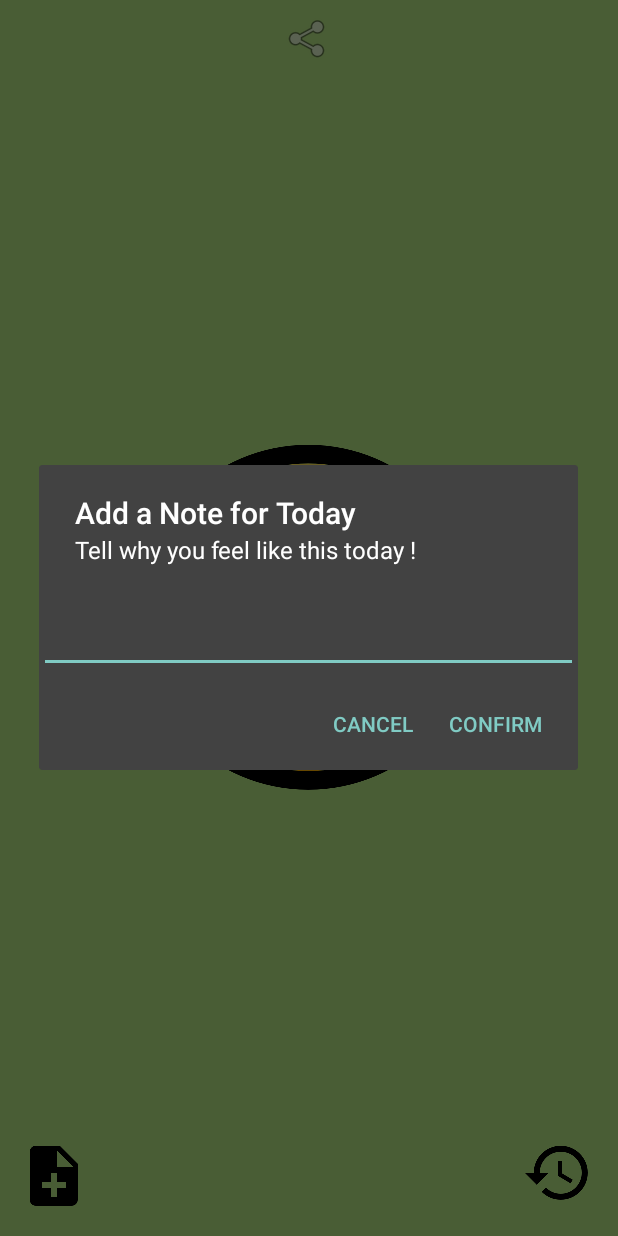
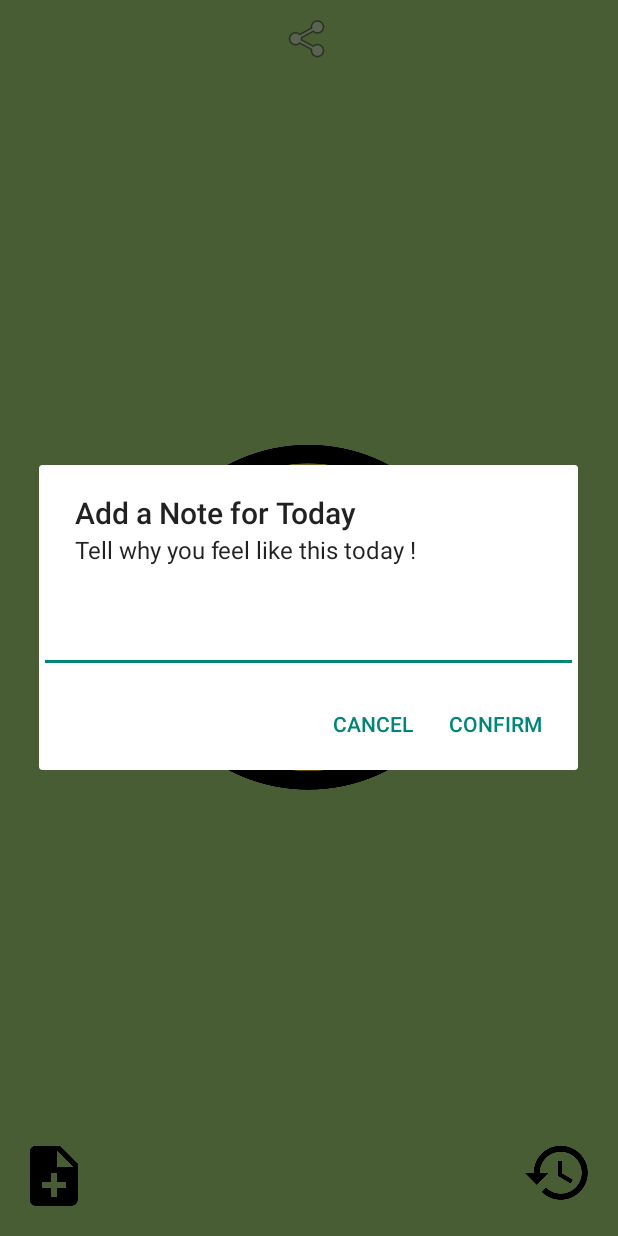
Before and after one commit to Aceman74/MoodTracker_P3, an Android app: the screen it shows after launch (MainActivity), after a tap on "Tell why you feel like this today !", on a phone screen of 412 x 824 dp. Run offline under Robolectric (Android 15) with nearby library versions, the phone set to English and light mode, and no system bars; our stand-ins replace ButterKnife.

Commit message:
Fix reset mood on new day, add anims

```diff
--- a/app/src/main/AndroidManifest.xml
+++ b/app/src/main/AndroidManifest.xml
@@ -16,10 +16,10 @@
         tools:ignore="GoogleAppIndexingWarning">
         <activity
             android:name=".UI.HistoryActivity"
-            android:theme="@style/Theme.AppCompat.NoActionBar" />
+            android:theme="@style/Theme.AppCompat.Light.NoActionBar" />
         <activity
             android:name=".UI.MainActivity"
-            android:theme="@style/Theme.AppCompat.NoActionBar">
+            android:theme="@style/Theme.AppCompat.Light.NoActionBar">
             <intent-filter>
                 <action android:name="android.intent.action.MAIN" />
 
--- a/app/src/main/java/com/aceman/moodtracker/UI/MainActivity.java
+++ b/app/src/main/java/com/aceman/moodtracker/UI/MainActivity.java
@@ -105,9 +105,11 @@ public class MainActivity extends AppCompatActivity {
     private int mMood;
     private String mMoodLang;
     private MediaPlayer mSound;
-    private Animation mShake;
-    private Animation mPulse;
-    private Animation mFadeIn;
+    public static Animation mShake;
+    public static Animation mPulse;
+    public static Animation mFadeIn;
+    public static Animation mFadeOut;
+    public static Animation mSlideIn;
 
 
     /**
@@ -121,9 +123,7 @@ public class MainActivity extends AppCompatActivity {
         super.onCreate(savedInstanceState);
         setContentView(R.layout.activity_main);
         ButterKnife.bind(this);
-        mShake = AnimationUtils.loadAnimation(getApplicationContext(), R.anim.shake_anim);    // Smiley onclick animation
-        mPulse = AnimationUtils.loadAnimation(getApplicationContext(), R.anim.pulse_effect);    //  Share btn pulse effect
-        mFadeIn = AnimationUtils.loadAnimation(getApplicationContext(), R.anim.fade_in);    //  Smoother transition
+        animSet();
         loadData();
         setMoodOnSwipe();
         screenSize();
@@ -164,6 +164,7 @@ public class MainActivity extends AppCompatActivity {
      */
     @OnClick(R.id.activity_main_history_btn)
     void onClickHistory() {
+        mHistory.startAnimation(mFadeOut);
         Intent HistoryActivity = new Intent(getApplicationContext(), HistoryActivity.class);
         startActivity(HistoryActivity); // show history
         overridePendingTransition(R.anim.slide_in_bot_right, R.anim.slide_out_bot_right);
@@ -174,6 +175,7 @@ public class MainActivity extends AppCompatActivity {
      */
     @OnClick(R.id.activity_main_note_btn)
     void onClickNote() {
+        mNote.startAnimation(mFadeOut);
         AlertDialog.Builder alert = new AlertDialog.Builder(this);
 
         alert.setTitle(mCommentary);
@@ -187,16 +189,12 @@ public class MainActivity extends AppCompatActivity {
         }
 
         alert.setPositiveButton(mValidate, (dialog, whichButton) -> {
-
             mAddNote = input.getText().toString();
 
             dayNote(mAddNote);
-            mIsNote = true;
             Toast.makeText(this, mNoteIsSaved, Toast.LENGTH_LONG).show();
-            if (mAddNote.isEmpty()) {
-
+            if (mAddNote == null || mAddNote.isEmpty()) {
                 Toast.makeText(this, mNoteEmpty, Toast.LENGTH_LONG).show();
-                mIsNote = false;
             }
             saveMoodToday();
             saveData();
@@ -204,15 +202,12 @@ public class MainActivity extends AppCompatActivity {
 
         alert.setNegativeButton(mCancel, (dialog, whichButton) -> {
             if (mAddNote == null || mAddNote.isEmpty()) {
-                mIsNote = false;
                 Toast.makeText(this, mNoteEmpty, Toast.LENGTH_LONG).show();
-                // Canceled.
             }
             Toast.makeText(this, mCancel, Toast.LENGTH_LONG).show();
             saveMoodToday();
             saveData();
         });
-
         alert.show();
     }
 
@@ -248,19 +243,6 @@ public class MainActivity extends AppCompatActivity {
     }
 
     /**
-     * Check the first launch of the day.
-     *
-     * @see MoodSave#getToday()
-     */
-    private void checkLaunchToday() {    // compare date
-        if (getToday() != mLastDay) {
-            mLastDay = getToday();
-            mMood = 3;              // set mood happy
-            mAddNote = null;        // set note null
-        }
-    }
-
-    /**
      * Saving all necessary values.
      *
      * @see Gson
@@ -289,7 +271,7 @@ public class MainActivity extends AppCompatActivity {
 
     /**
      * Load the mood List or create one if first launch ever. <br>
-     *     Also load mMood (to show last state mood) and mLastDay to check last launch <br>
+     * Also load mMood (to show last state mood) and mLastDay to check last launch <br>
      * Also move the items in mMoodSaveList everyday for showing 7 past days in history.
      */
     private void loadData() {
@@ -327,6 +309,19 @@ public class MainActivity extends AppCompatActivity {
             saveData();
         }
     }
+    private void listCreateTest() {
+
+            mMoodSaveList = new ArrayList<>();
+            mMoodSaveList.add(0, new MoodSave(getToday() - 7, 0, true, "test"));
+            mMoodSaveList.add(1, new MoodSave(getToday() - 6, 1, true, "test"));
+            mMoodSaveList.add(2, new MoodSave(getToday() - 5, 2, true, "test"));
+            mMoodSaveList.add(3, new MoodSave(getToday() - 4, 3, true, "test"));
+            mMoodSaveList.add(4, new MoodSave(getToday() - 6, 4, true, "test"));
+            mMoodSaveList.add(5, new MoodSave(getToday() - 2, 0, true, "test"));
+            mMoodSaveList.add(6, new MoodSave(getToday() - 1, 1, true, "test"));
+            mMoodSaveList.add(7, new MoodSave(getToday(), 3, false, null));
+            saveData();
+    }
 
     /**
      * Move items on past 7 day if it is a new day.<br>
@@ -355,6 +350,27 @@ public class MainActivity extends AppCompatActivity {
             }
             while (mLastDay < today);
         }
+        resetMood();
+    }
+
+    /**
+     * Check the first launch of the day.
+     *
+     * @see MoodSave#getToday()
+     */
+    private void checkLaunchToday() {    // compare date
+        if (getToday() != mLastDay) {
+            mLastDay = getToday();
+        }
+    }
+
+    /**
+     * Reset mood view and note when launch on new day
+     */
+    private void resetMood() {
+        mMood = 3;              // set mood happy
+        mAddNote = null;        // set note null
+        mIsNote = false;
     }
 
     /**
@@ -400,7 +416,6 @@ public class MainActivity extends AppCompatActivity {
                     mSound = MediaPlayer.create(this, R.raw.very_happy);
                     onSmileyView();
                     break;
-
             }
         }
     }
@@ -416,6 +431,7 @@ public class MainActivity extends AppCompatActivity {
 
     /**
      * Get the daynote for MoodSave.
+     *
      * @param addNote note written by user
      */
     private void dayNote(String addNote) {
@@ -426,7 +442,9 @@ public class MainActivity extends AppCompatActivity {
      * Save slot for the day with note checker.
      */
     private void saveMoodToday() {
-        if (mAddNote != null) {
+        if (mAddNote == null || mAddNote.isEmpty()) {
+            mIsNote = false;
+        } else {
             mIsNote = true;
         }
         mMoodSaveList.remove(7);
@@ -435,6 +453,7 @@ public class MainActivity extends AppCompatActivity {
 
     /**
      * Method to get the device dispay size for History use.
+     *
      * @see com.aceman.moodtracker.model.HistoryAdapter
      */
     void screenSize() {
@@ -444,4 +463,15 @@ public class MainActivity extends AppCompatActivity {
         mWidth = size.x;
         mHeight = size.y;
     }
+
+    /**
+     * Initialize animations
+     */
+    void animSet() {
+        mShake = AnimationUtils.loadAnimation(getApplicationContext(), R.anim.shake_anim);    // Smiley onclick animation
+        mPulse = AnimationUtils.loadAnimation(getApplicationContext(), R.anim.pulse_effect);    //  Share btn pulse effect
+        mFadeIn = AnimationUtils.loadAnimation(getApplicationContext(), R.anim.fade_in);    //  Smoother transition
+        mFadeOut = AnimationUtils.loadAnimation(getApplicationContext(), R.anim.fade_out);    //  Click anim effect
+        mSlideIn = AnimationUtils.loadAnimation(getApplicationContext(), R.anim.slide_in_right);    //  Historty anim
+    }
 }
--- a/app/src/main/res/anim/fade_out.xml
+++ b/app/src/main/res/anim/fade_out.xml
@@ -2,7 +2,9 @@
 <set xmlns:android="http://schemas.android.com/apk/res/android"
     android:interpolator="@android:anim/linear_interpolator">
     <alpha
-        android:duration="2000"
+        android:duration="200"
         android:fromAlpha="1.0"
-        android:toAlpha="0.1" />
+        android:toAlpha="0.5"
+        android:repeatCount="1"
+        android:repeatMode="reverse" />
 </set>
--- /dev/null
+++ b/app/src/main/res/anim/slide_in_right.xml
@@ -0,0 +1,12 @@
+<?xml version="1.0" encoding="utf-8"?>
+<set xmlns:android="http://schemas.android.com/apk/res/android">
+    <translate
+        android:duration="2000"
+        android:interpolator="@android:anim/accelerate_interpolator"
+        android:fromXDelta="-100%p"
+        android:toXDelta="0" />
+    <alpha
+        android:duration="2000"
+        android:fromAlpha="0.1"
+        android:toAlpha="1.0" />
+</set>
--- a/app/src/main/res/layout/adapter_history.xml
+++ b/app/src/main/res/layout/adapter_history.xml
@@ -11,11 +11,11 @@
     <ListView
         android:id="@+id/list_view"
         android:layout_width="match_parent"
-        android:layout_height="0dp"
-        android:layout_weight="1"
+        android:layout_height="match_parent"
         android:divider="@null"
         android:dividerHeight="0dp"
-        android:scrollbars="none"/>
+        android:scrollbars="none"
+        />
 
 
 </LinearLayout>
```
Also changed, not shown: app/src/main/java/com/aceman/moodtracker/model/HistoryAdapter.java (+17 -7 lines), app/src/main/res/layout/activity_history.xml (+5 -6 lines).
